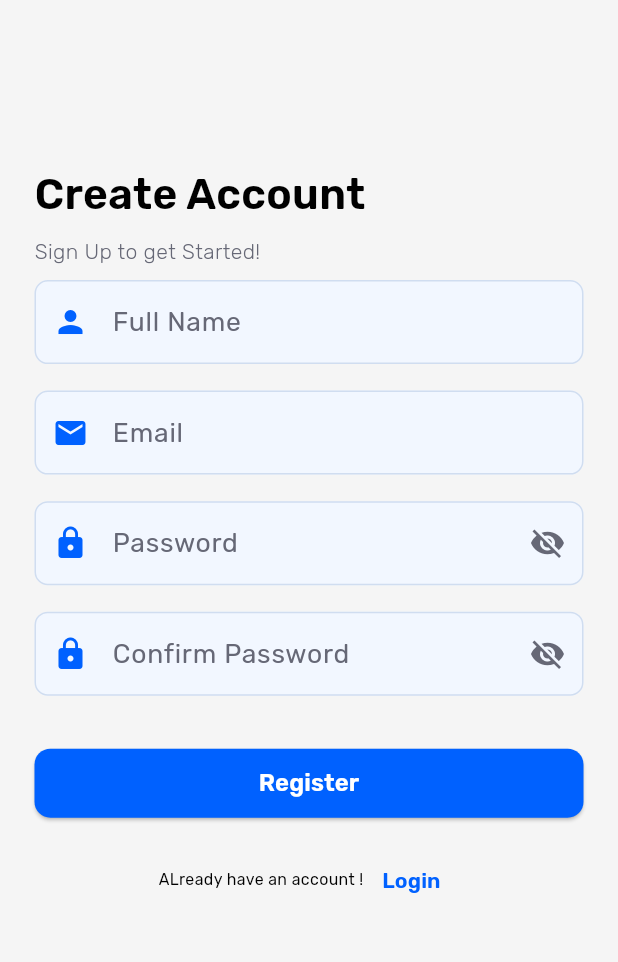
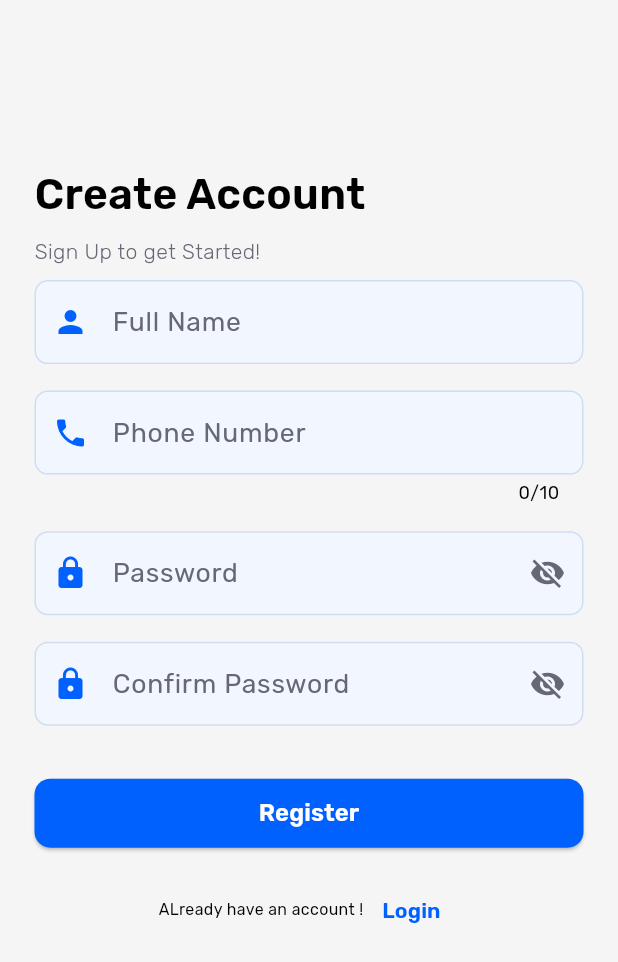
Before and after one commit to Dada6x/easyrent, a Flutter app: the screen it shows after launch, after a tap on "Sign Up", on a phone screen of 412 x 824 dp. Shown: the top 962 px of the screen. Run offline on Flutter 3.47's test engine with Material 3 defaults, Android fonts, the phone set to English and light mode, and no system bars; our stand-ins replace animated_theme_switcher, card_swiper, dio, fancy_shimmer_image, flutter_map, flutter_screenutil and 10 more; missing offline and left inert: panorama_viewer.

```diff
--- a/lib/main.dart
+++ b/lib/main.dart
@@ -2,7 +2,6 @@ import 'package:animated_theme_switcher/animated_theme_switcher.dart';
 import 'package:easyrent/core/services/app/controller/app_controller.dart';
 import 'package:easyrent/core/services/app/language/locale.dart';
 import 'package:easyrent/core/services/app/theme/themes.dart';
-import 'package:easyrent/presentation/navigation/introduction_screen.dart';
 import 'package:easyrent/presentation/views/auth/views/login.dart';
 import 'package:flutter/material.dart';
 import 'package:flutter/services.dart';
@@ -18,7 +17,6 @@ var debug = Logger(
   colors: true,
   methodCount: 0,
   errorMethodCount: 3,
-  // lineLength: 60,
   printEmojis: true,
 ));
 
--- a/lib/presentation/views/auth/views/login.dart
+++ b/lib/presentation/views/auth/views/login.dart
@@ -4,6 +4,7 @@ import 'package:easyrent/presentation/navigation/navigator.dart';
 import 'package:easyrent/presentation/views/auth/views/forget_password.dart';
 import 'package:easyrent/presentation/views/auth/views/signup.dart';
 import 'package:easyrent/presentation/views/auth/widgets/button.dart';
+import 'package:easyrent/presentation/views/auth/widgets/empty_search_bar.dart';
 import 'package:easyrent/presentation/views/auth/widgets/greeting.dart';
 import 'package:easyrent/presentation/views/auth/widgets/textFields.dart';
 import 'package:flutter/material.dart';
@@ -23,13 +24,7 @@ class LoginPage extends StatelessWidget {
     return GestureDetector(
       onTap: () => FocusScope.of(context).unfocus(),
       child: Scaffold(
-        appBar: AppBar(
-          elevation: 0,
-          bottomOpacity: 0,
-          scrolledUnderElevation: 0.0,
-          surfaceTintColor: Colors.transparent,
-          forceMaterialTransparency: true,
-        ),
+        appBar: emptySearchBar(),
         body: Padding(
           padding: EdgeInsets.symmetric(horizontal: 24.w),
           child: SingleChildScrollView(
@@ -39,9 +34,11 @@ class LoginPage extends StatelessWidget {
                 greetings("Welcome Back!", "Please login to your account"),
                 //! EMAIL
                 CustomTextfield(
-                    hint: "Email",
-                    icon: const Icon(Icons.email),
-                    controller: _emailController),
+                    hint: "Phone Number ",
+                    icon: const Icon(Icons.phone),
+                    controller: _emailController,
+                    isPhoneNumber: true,
+                    ),
                 //! PASSWORD
                 CustomTextfield(
                   hint: "Password ",
--- a/lib/presentation/views/auth/views/signup.dart
+++ b/lib/presentation/views/auth/views/signup.dart
@@ -3,6 +3,7 @@ import 'package:easyrent/core/utils/textStyles.dart';
 import 'package:easyrent/presentation/navigation/navigator.dart';
 import 'package:easyrent/presentation/views/auth/views/login.dart';
 import 'package:easyrent/presentation/views/auth/widgets/button.dart';
+import 'package:easyrent/presentation/views/auth/widgets/empty_search_bar.dart';
 import 'package:easyrent/presentation/views/auth/widgets/greeting.dart';
 import 'package:easyrent/presentation/views/auth/widgets/textFields.dart';
 import 'package:flutter/material.dart';
@@ -24,13 +25,7 @@ class SignupPage extends StatelessWidget {
     return GestureDetector(
       onTap: () => FocusScope.of(context).unfocus(),
       child: Scaffold(
-        appBar: AppBar(
-          elevation: 0,
-          bottomOpacity: 0,
-          scrolledUnderElevation: 0.0,
-          surfaceTintColor: Colors.transparent,
-          forceMaterialTransparency: true,
-        ),
+        appBar: emptySearchBar(),
         body: Padding(
           padding: EdgeInsets.symmetric(horizontal: 24.w),
           child: SingleChildScrollView(
@@ -45,9 +40,11 @@ class SignupPage extends StatelessWidget {
                     controller: _nameController),
                 //! Email
                 CustomTextfield(
-                    hint: "Email",
-                    icon: const Icon(Icons.email),
-                    controller: _emailController),
+                  hint: "Phone Number ",
+                  icon: const Icon(Icons.phone),
+                  controller: _emailController,
+                  isPhoneNumber: true,
+                ),
                 //! Password
                 CustomTextfield(
                   hint: "Password",
--- a/lib/presentation/views/auth/views/verification_code_page.dart
+++ b/lib/presentation/views/auth/views/verification_code_page.dart
@@ -1,6 +1,7 @@
 import 'dart:async';
 import 'package:easyrent/presentation/navigation/navigator.dart';
 import 'package:easyrent/presentation/views/auth/widgets/button.dart';
+import 'package:easyrent/presentation/views/auth/widgets/empty_search_bar.dart';
 import 'package:flutter/material.dart';
 import 'package:pin_code_fields/pin_code_fields.dart';
 import 'package:flutter_screenutil/flutter_screenutil.dart';
@@ -93,10 +94,7 @@ class _VerificationCodePageState extends State<VerificationCodePage> {
     return GestureDetector(
       onTap: () => FocusScope.of(context).unfocus(),
       child: Scaffold(
-        appBar: AppBar(
-          elevation: 0,
-          surfaceTintColor: Colors.transparent,
-        ),
+        appBar: emptySearchBar(),
         body: SingleChildScrollView(
           child: Padding(
             padding: EdgeInsets.symmetric(horizontal: 24.w),
--- /dev/null
+++ b/lib/presentation/views/auth/widgets/empty_search_bar.dart
@@ -0,0 +1,10 @@
+import 'package:flutter/material.dart';
+AppBar emptySearchBar() {
+  return AppBar(
+    scrolledUnderElevation: 1.0,
+    surfaceTintColor: Colors.transparent,
+    forceMaterialTransparency: true,
+    elevation: 0,
+    centerTitle: true,
+  );
+}
--- a/lib/presentation/views/auth/widgets/textFields.dart
+++ b/lib/presentation/views/auth/widgets/textFields.dart
@@ -9,6 +9,7 @@ class CustomTextfield extends StatefulWidget {
   final Icon icon;
   final TextEditingController controller;
   final bool isPassword;
+  final bool isPhoneNumber;
 
   const CustomTextfield({
     super.key,
@@ -16,6 +17,7 @@ class CustomTextfield extends StatefulWidget {
     required this.icon,
     required this.controller,
     this.isPassword = false,
+    this.isPhoneNumber = false,
   });
 
   @override
@@ -24,6 +26,7 @@ class CustomTextfield extends StatefulWidget {
 
 class _CustomTextfieldState extends State<CustomTextfield> {
   bool _obscureText = true;
+  String? _errorText;
 
   void _toggleVisibility() {
     setState(() {
@@ -31,13 +34,47 @@ class _CustomTextfieldState extends State<CustomTextfield> {
     });
   }
 
+  void _validate(String value) {
+    if (widget.isPhoneNumber) {
+      if (value.isEmpty) {
+        setState(() {
+          _errorText = "Phone number is required".tr;
+        });
+      } else if (!value.startsWith('09')) {
+        setState(() {
+          _errorText = "Phone number must start with 09".tr;
+        });
+      } else if (value.length != 10) {
+        setState(() {
+          _errorText = "Phone number must be exactly 10 digits".tr;
+        });
+      } else if (!RegExp(r'^\d{10}$').hasMatch(value)) {
+        setState(() {
+          _errorText = "Phone number must contain only digits".tr;
+        });
+      } else {
+        setState(() {
+          _errorText = null;
+        });
+      }
+    }
+  }
+
   @override
   Widget build(BuildContext context) {
     return Padding(
       padding: EdgeInsets.symmetric(vertical: 10.h),
-      child: TextField(
+      child: Column(
+        crossAxisAlignment: CrossAxisAlignment.start,
+        children: [
+          TextFormField(
             controller: widget.controller,
             obscureText: widget.isPassword ? _obscureText : false,
+            keyboardType: widget.isPhoneNumber
+                ? TextInputType.number
+                : TextInputType.text,
+            maxLength: widget.isPhoneNumber ? 10 : null,
+            onChanged: _validate,
             decoration: InputDecoration(
               fillColor: Theme.of(context).colorScheme.secondary,
               filled: true,
@@ -64,7 +101,10 @@ class _CustomTextfieldState extends State<CustomTextfield> {
                     BorderSide(color: Theme.of(context).colorScheme.outline),
                 borderRadius: BorderRadius.circular(10.r),
               ),
+              errorText: _errorText,
             ),
+          ),
+        ],
       ),
     );
   }
--- a/lib/presentation/views/property_homepage/widgets/home_appbar.dart
+++ b/lib/presentation/views/property_homepage/widgets/home_appbar.dart
@@ -7,7 +7,7 @@ import 'package:get/get.dart';
 
 AppBar homePageAppbar() {
   return AppBar(
-    scrolledUnderElevation: 1.0,
+    scrolledUnderElevation: 0.0,
     surfaceTintColor: Colors.transparent,
     forceMaterialTransparency: true,
     elevation: 0,
```
Also changed, not shown: lib/presentation/views/auth/views/forget_password.dart (+2 -7 lines), lib/presentation/views/property_homepage/views/homePage.dart (+15 -19 lines). Lines whose indentation alone changed are shown as unchanged.
